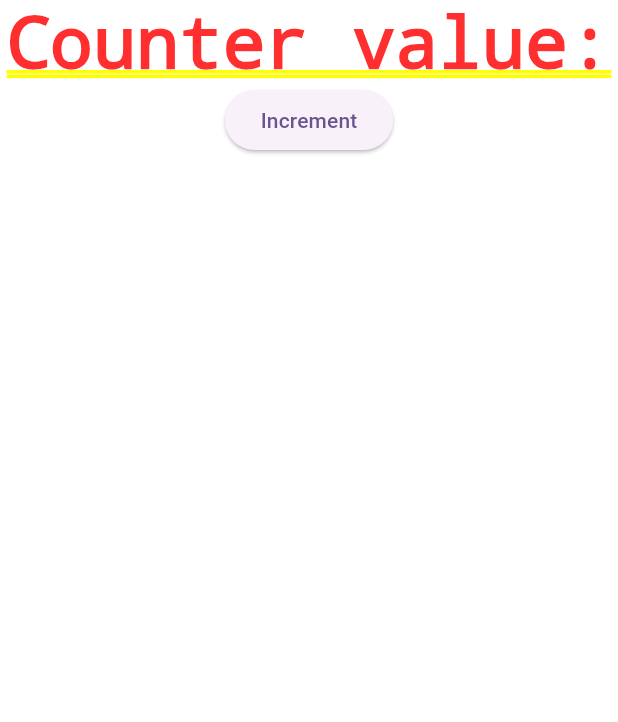
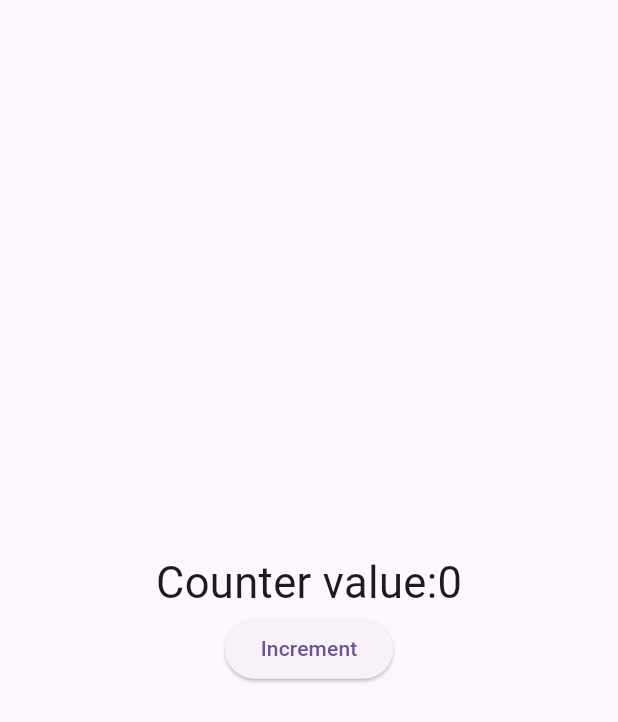
Before and after one commit to L-nsamba/getting-started-with-flutter-and-dart, a Flutter app: the screen it shows after launch, on a phone screen of 412 x 824 dp. Shown: the top 722 px of the screen. Run offline on Flutter 3.47's test engine with Material 3 defaults, Android fonts, the phone set to English and light mode, and no system bars.

Commit message:
counter provider model

```diff
--- a/counter_provider/lib/main.dart
+++ b/counter_provider/lib/main.dart
@@ -1,7 +1,11 @@
+import 'package:counter_provider/providers/CounterModel.dart';
 import 'package:flutter/material.dart';
+import 'package:provider/provider.dart';
 
 void main() {
-  runApp(MyApp());
+  runApp(
+    ChangeNotifierProvider(create: (context) => CounterModel(), child: MyApp()),
+  );
 }
 
 class MyApp extends StatelessWidget {
@@ -25,11 +29,29 @@ class CounterWidget extends StatelessWidget {
 
   @override
   Widget build(BuildContext context) {
-    return Column(
-      children: [
-        const Text("Counter value:"),
-        ElevatedButton(onPressed: () {}, child: const Text("Increment")),
-      ],
+    // final counter = Provider.of<CounterModel>(context);
+    return Scaffold(
+      body: Center(
+        child: Consumer<CounterModel>(
+          builder: (BuildContext context, CounterModel value, Widget? child) {
+            return Column(
+              mainAxisAlignment: MainAxisAlignment.center,
+              children: [
+                Text(
+                  "Counter value:${value.counter}",
+                  style: TextStyle(fontSize: 29),
+                ),
+                ElevatedButton(
+                  onPressed: () {
+                    value.increment();
+                  },
+                  child: const Text("Increment"),
+                ),
+              ],
+            );
+          },
+        ),
+      ),
     );
   }
 }
--- /dev/null
+++ b/counter_provider/lib/providers/CounterModel.dart
@@ -0,0 +1,13 @@
+import 'package:flutter/material.dart';
+
+class CounterModel extends ChangeNotifier {
+  int _counter = 0;
+
+  int get counter => _counter;
+
+  void increment() {
+    _counter++;
+
+    notifyListeners();
+  }
+}
```
